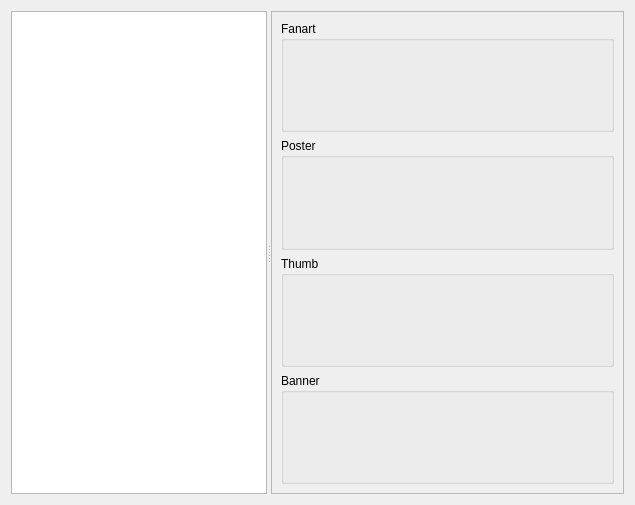
Old version of the form cvideowidget.ui in the repository birkeh/qtKodiAdmin.
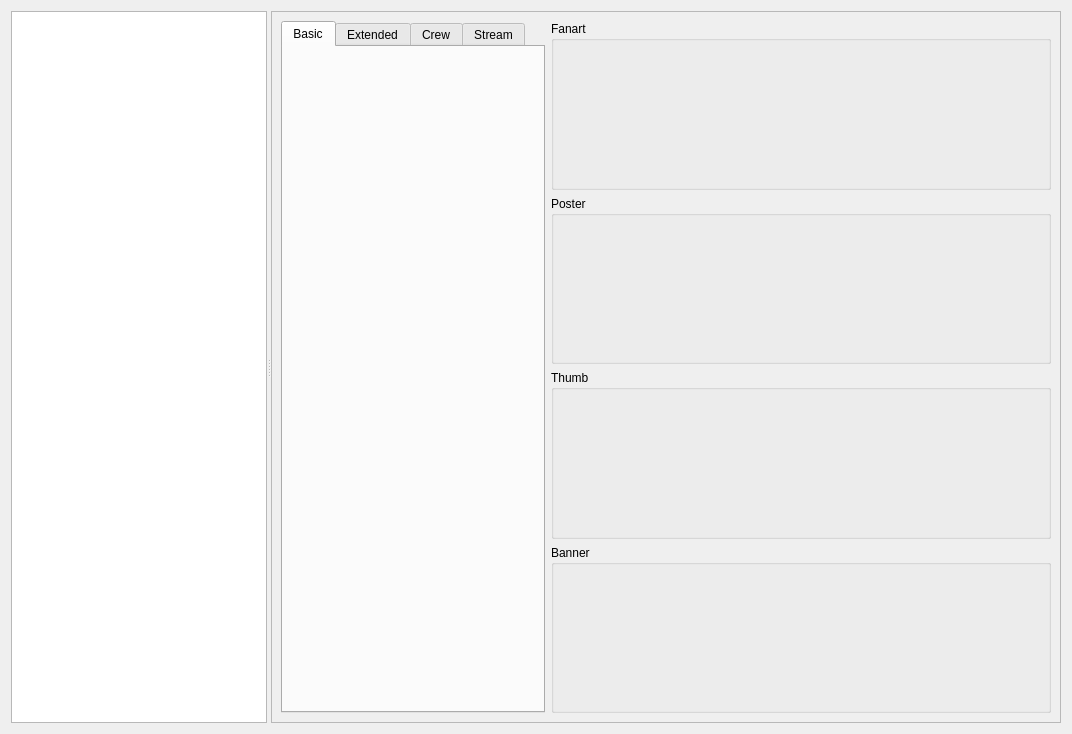
New version of the form.

Diff of the .ui file:
```diff
--- a/cvideowidget.ui
+++ b/cvideowidget.ui
@@ -6,8 +6,8 @@
    <rect>
     <x>0</x>
     <y>0</y>
-    <width>635</width>
-    <height>505</height>
+    <width>1072</width>
+    <height>734</height>
    </rect>
   </property>
   <property name="windowTitle">
@@ -63,13 +63,56 @@
         <rect>
          <x>0</x>
          <y>0</y>
-         <width>354</width>
-         <height>485</height>
+         <width>791</width>
+         <height>714</height>
         </rect>
        </property>
        <layout class="QGridLayout" name="gridLayout_6">
         <item row="0" column="0">
+         <layout class="QHBoxLayout" name="horizontalLayout" stretch="1,0">
+          <item>
+           <widget class="QTabWidget" name="m_lpInformationTab">
+            <property name="currentIndex">
+             <number>0</number>
+            </property>
+            <widget class="QWidget" name="m_lpInformationTabBasic">
+             <attribute name="title">
+              <string>Basic</string>
+             </attribute>
+            </widget>
+            <widget class="QWidget" name="m_lpInformationTabExtended">
+             <attribute name="title">
+              <string>Extended</string>
+             </attribute>
+            </widget>
+            <widget class="QWidget" name="m_lpInformationTabCrew">
+             <attribute name="title">
+              <string>Crew</string>
+             </attribute>
+            </widget>
+            <widget class="QWidget" name="m_lpInformationTabStream">
+             <attribute name="title">
+              <string>Stream</string>
+             </attribute>
+            </widget>
+           </widget>
+          </item>
+          <item>
+           <layout class="QVBoxLayout" name="verticalLayout">
+            <item>
          <widget class="QGroupBox" name="m_lpFanartBox">
+              <property name="minimumSize">
+               <size>
+                <width>500</width>
+                <height>0</height>
+               </size>
+              </property>
+              <property name="baseSize">
+               <size>
+                <width>0</width>
+                <height>0</height>
+               </size>
+              </property>
           <property name="title">
            <string>Fanart</string>
           </property>
@@ -84,7 +127,7 @@
           </layout>
          </widget>
         </item>
-        <item row="1" column="0">
+            <item>
          <widget class="QGroupBox" name="m_lpPosterBox">
           <property name="title">
            <string>Poster</string>
@@ -100,7 +143,7 @@
           </layout>
          </widget>
         </item>
-        <item row="2" column="0">
+            <item>
          <widget class="QGroupBox" name="m_lpThumbBox">
           <property name="title">
            <string>Thumb</string>
@@ -116,7 +159,7 @@
           </layout>
          </widget>
         </item>
-        <item row="3" column="0">
+            <item>
          <widget class="QGroupBox" name="m_lpBannerBox">
           <property name="title">
            <string>Banner</string>
@@ -131,6 +174,10 @@
            </item>
           </layout>
          </widget>
+            </item>
+           </layout>
+          </item>
+         </layout>
         </item>
        </layout>
       </widget>
```
Lines whose indentation alone changed are shown as unchanged.
